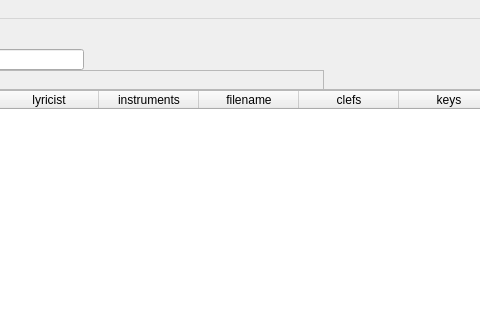
Before: the Qt Designer form implementation/primaries/GUI/designer_files/MainWindow.ui in Godley/Music-Library, drawn with Qt 5; both pictures show x 267 to 747 and y 0 to 320 of the 1280 by 703 pixel window.
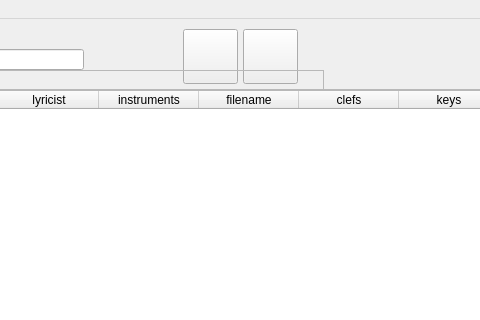
After: the same form once the commit is applied.

Commit message:
buttons for new view modes
- added 2 new buttons to main window - multistndBtn and popoutBtn. Popout means open file with default pdf viewer, multistand means open it in the same prog but show multiple pages in another view window
- styled it with 2 white icons
- work on issue #292

Diff of the .ui file:
```diff
--- a/implementation/primaries/GUI/designer_files/MainWindow.ui
+++ b/implementation/primaries/GUI/designer_files/MainWindow.ui
@@ -291,6 +291,32 @@
       <string/>
      </property>
     </widget>
+    <widget class="QToolButton" name="popoutBtn">
+     <property name="geometry">
+      <rect>
+       <x>510</x>
+       <y>10</y>
+       <width>55</width>
+       <height>55</height>
+      </rect>
+     </property>
+     <property name="text">
+      <string/>
+     </property>
+    </widget>
+    <widget class="QToolButton" name="multistndBtn">
+     <property name="geometry">
+      <rect>
+       <x>450</x>
+       <y>10</y>
+       <width>55</width>
+       <height>55</height>
+      </rect>
+     </property>
+     <property name="text">
+      <string/>
+     </property>
+    </widget>
    </widget>
    <widget class="QFrame" name="searchFrame">
     <property name="geometry">
```
The commit also changes 2 other files.
